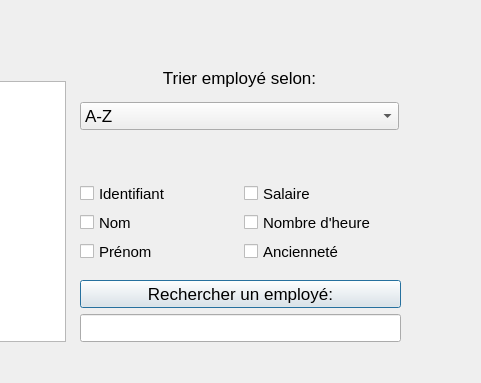
First picture: the form in UI/MenuEmploye.ui, repository LePerron/Application-gestion-employes-projet-session-2023, before the edit; both pictures show x 220 to 701 and y 0 to 383 of the 804 by 655 pixel window.
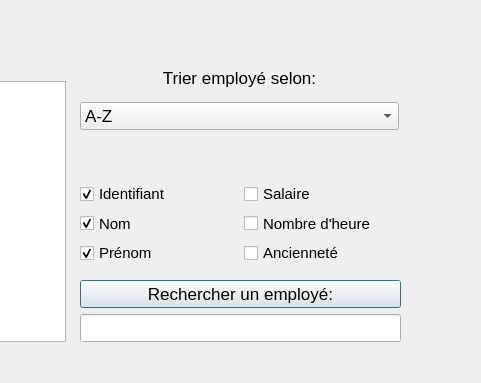
Second picture: the form after the edit.

Patch:
```diff
--- a/UI/MenuEmploye.ui
+++ b/UI/MenuEmploye.ui
@@ -142,7 +142,7 @@
      <x>300</x>
      <y>182</y>
      <width>321</width>
-     <height>81</height>
+     <height>83</height>
     </rect>
    </property>
    <layout class="QGridLayout" name="gridLayout">
@@ -156,6 +156,9 @@
       <property name="text">
        <string>Nom</string>
       </property>
+      <property name="checked">
+       <bool>true</bool>
+      </property>
      </widget>
     </item>
     <item row="3" column="0">
@@ -168,6 +171,9 @@
       <property name="text">
        <string>Prénom</string>
       </property>
+      <property name="checked">
+       <bool>true</bool>
+      </property>
      </widget>
     </item>
     <item row="1" column="0">
@@ -180,6 +186,9 @@
       <property name="text">
        <string>Identifiant</string>
       </property>
+      <property name="checked">
+       <bool>true</bool>
+      </property>
      </widget>
     </item>
     <item row="1" column="1">
```
Left out of the diff: 4 changed lines with no effect on the pictures.
